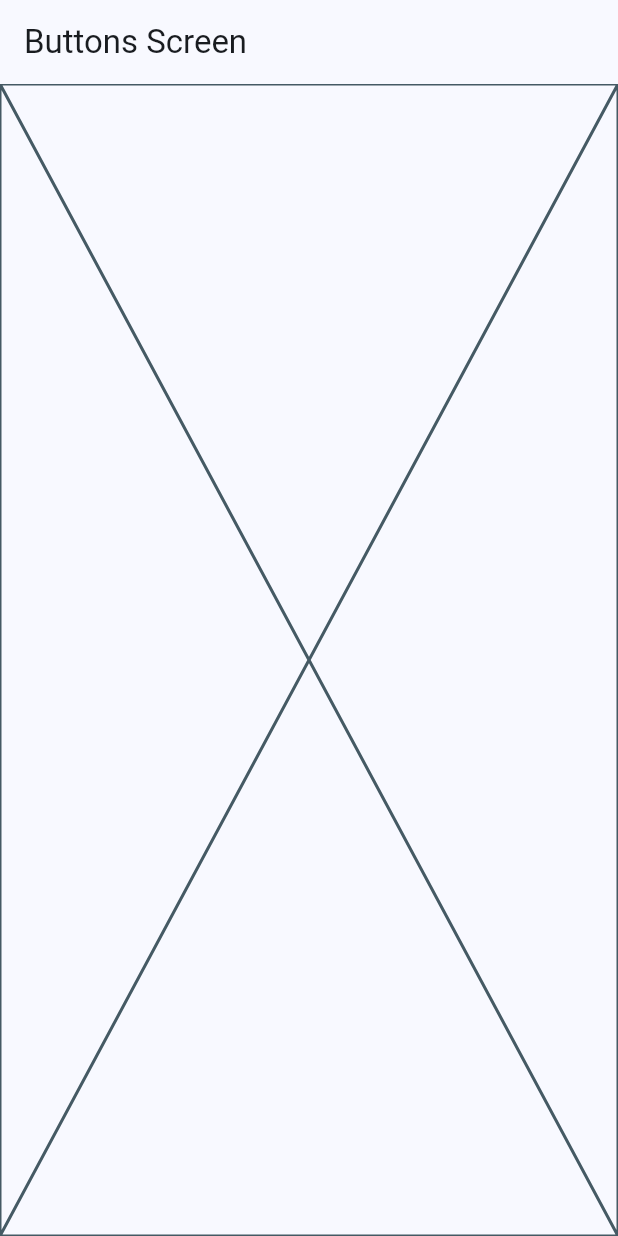
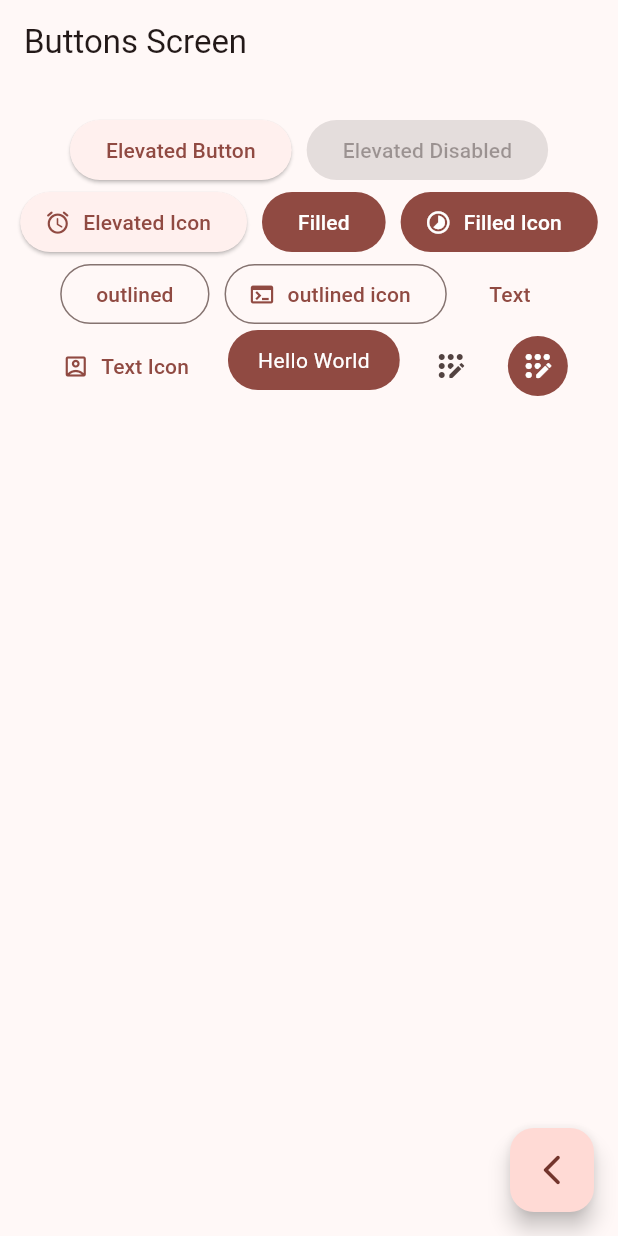
Before and after one commit to oscarlagatta/widgets_app, a Flutter app: the ButtonsScreen screen opened by its route, on a phone screen of 412 x 824 dp. Run offline on Flutter 3.47's test engine with Material 3 defaults, Android fonts, the phone set to English and light mode, and no system bars; our stand-ins replace go_router.

Commit message:
Update theme color and enhance buttons screen
The theme's selected color has been updated. Moreover, the buttons screen has been significantly enhanced by importing the 'go_router' package, introducing a new FloatingActionButton for navigation, and adding a variety of button types like ElevatedButton, FilledButton, OutlinedButton, etc., along with their respective icons and stylings. A custom button has also been introduced.

```diff
--- a/lib/main.dart
+++ b/lib/main.dart
@@ -13,7 +13,7 @@ class WidgetsMainApp extends StatelessWidget {
       routerConfig: appRouter,
       debugShowCheckedModeBanner: false,
       theme: AppTheme(
-        selectedColor: 0,
+        selectedColor: 3,
       ).getTheme(),
       title: 'Material App',
     );
--- a/lib/presentation/screens/buttons/buttons_screen.dart
+++ b/lib/presentation/screens/buttons/buttons_screen.dart
@@ -1,4 +1,5 @@
 import 'package:flutter/material.dart';
+import 'package:go_router/go_router.dart';
 
 class ButtonsScreen extends StatelessWidget {
   const ButtonsScreen({super.key});
@@ -10,9 +11,118 @@ class ButtonsScreen extends StatelessWidget {
     return Scaffold(
       appBar: AppBar(
         title: const Text('Buttons Screen'),
-
       ),
-      body: const Placeholder(),
+      body: const _ButtonsView(),
+      floatingActionButton: FloatingActionButton(
+        child: const Icon(Icons.arrow_back_ios_new_rounded),
+        onPressed: () {
+          context.pop();
+        },
+      ),
     );
   }
 }
+
+class _ButtonsView extends StatelessWidget {
+  const _ButtonsView();
+
+  @override
+  Widget build(BuildContext context) {
+    final color = Theme.of(context).colorScheme;
+    return SizedBox(
+      width: double.infinity,
+      child: Padding(
+        padding: const EdgeInsets.symmetric(horizontal: 10, vertical: 20),
+        child: Wrap(
+          spacing: 10,
+          alignment: WrapAlignment.center,
+          children: [
+            ElevatedButton(
+              onPressed: () {},
+              child: const Text('Elevated Button'),
+            ),
+            const ElevatedButton(
+              onPressed: null,
+              child: Text('Elevated Disabled'),
+            ),
+            ElevatedButton.icon(
+              icon: const Icon(Icons.access_alarm_rounded),
+              onPressed: () {},
+              label: const Text('Elevated Icon'),
+            ),
+            FilledButton(
+              onPressed: () {},
+              child: const Text('Filled'),
+            ),
+            FilledButton.icon(
+              onPressed: () {},
+              icon: const Icon(Icons.timelapse_sharp),
+              label: const Text('Filled Icon'),
+            ),
+            OutlinedButton(
+              onPressed: () {},
+              child: const Text('outlined'),
+            ),
+            OutlinedButton.icon(
+              onPressed: () {},
+              icon: Icon(Icons.terminal),
+              label: const Text('outlined icon'),
+            ),
+            TextButton(
+              onPressed: () => {},
+              child: const Text('Text'),
+            ),
+            TextButton.icon(
+              onPressed: () {},
+              icon: const Icon(Icons.account_box_outlined),
+              label: const Text('Text Icon'),
+            ),
+            const CustomButton(),
+            IconButton(
+              onPressed: () {},
+              icon: const Icon(Icons.app_registration_rounded),
+            ),
+            IconButton(
+              onPressed: () {},
+              icon: const Icon(Icons.app_registration_rounded),
+              style: ButtonStyle(
+                backgroundColor: MaterialStatePropertyAll(color.primary),
+                iconColor: const MaterialStatePropertyAll(Colors.white),
+              ),
+            ),
+
+            /// TODO: custom button
+          ],
+        ),
+      ),
+    );
+  }
+}
+
+class CustomButton extends StatelessWidget {
+  const CustomButton({super.key});
+
+  @override
+  Widget build(BuildContext context) {
+    final colors = Theme.of(context).colorScheme;
+
+    return ClipRRect(
+      borderRadius: BorderRadius.circular(20),
+      child: Material(
+        color: colors.primary,
+        child: InkWell(
+          onTap: () {},
+          child: const Padding(
+            padding: EdgeInsets.symmetric(horizontal: 20, vertical: 10),
+            child: Text(
+              'Hello World',
+              style: TextStyle(
+                color: Colors.white,
+              ),
+            ),
+          ),
+        ),
+      ),
+    );
+  }
+}
```
